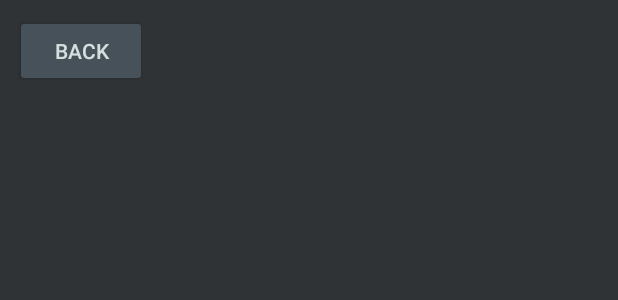
After one commit to OpriaIonut/JapoTime, an Android app: the layout card_browser.xml on its own in the app's theme, with its tools: preview values and no code run, on a phone screen of 412 x 824 dp. The commit adds this screen. Shown: the top 300 px of the screen. Run offline under Robolectric (Android 15) with nearby library versions, the phone set to English and light mode, and no system bars.

Commit message:
A couple of bug fixes & (incomplete) card browser

```diff
--- a/app/src/main/java/com/example/japotimeapp/MainActivity.java
+++ b/app/src/main/java/com/example/japotimeapp/MainActivity.java
@@ -36,6 +36,8 @@ public class MainActivity extends AppCompatActivity {
     public DailyReview dailyReview = null;
     public DataSaver dataSaver = null;
     public String currentDate;
+
+    public Boolean isStudyPageActive = false;
 
     @RequiresApi(api = Build.VERSION_CODES.O)
     @Override
--- a/app/src/main/java/com/example/japotimeapp/fragments/MainPageFragment.java
+++ b/app/src/main/java/com/example/japotimeapp/fragments/MainPageFragment.java
@@ -71,6 +71,7 @@ public class MainPageFragment extends Fragment
                     builder.setPositiveButton("Yes", new DialogInterface.OnClickListener() {
                         @RequiresApi(api = Build.VERSION_CODES.O)
                         public void onClick(DialogInterface dialog, int id) {
+                            mainActivity.isStudyPageActive = true;
                             mainActivity.dailyReview.GenerateDayReview();
                             getActivity().getSupportFragmentManager().beginTransaction().replace(R.id.fragmentContainer, new StudyPageFragment(mainActivity)).commit();
                             dialog.dismiss();
@@ -86,6 +87,7 @@ public class MainPageFragment extends Fragment
                 }
                 else
                 {
+                    mainActivity.isStudyPageActive = true;
                     getActivity().getSupportFragmentManager().beginTransaction().replace(R.id.fragmentContainer, new StudyPageFragment(mainActivity)).commit();
                 }
             }
--- a/app/src/main/java/com/example/japotimeapp/utils/KanjiCard.java
+++ b/app/src/main/java/com/example/japotimeapp/utils/KanjiCard.java
@@ -11,7 +11,7 @@ public class KanjiCard
     public String reading;
     public List<String> meanings;
 
-    public Date lastReviewDate;
+    public String lastReviewDate;
     public int nextReviewDays;
     public int masterScore;
 
--- /dev/null
+++ b/app/src/main/res/layout/card_browser.xml
@@ -0,0 +1,44 @@
+<?xml version="1.0" encoding="utf-8"?>
+<androidx.constraintlayout.widget.ConstraintLayout xmlns:android="http://schemas.android.com/apk/res/android"
+    xmlns:app="http://schemas.android.com/apk/res-auto"
+    xmlns:tools="http://schemas.android.com/tools"
+    android:layout_width="match_parent"
+    android:layout_height="match_parent"
+    android:background="@color/grayBlueish">
+
+    <androidx.constraintlayout.widget.ConstraintLayout
+        android:id="@+id/constraintLayout2"
+        android:layout_width="0dp"
+        android:layout_height="60dp"
+        app:layout_constraintEnd_toEndOf="parent"
+        app:layout_constraintStart_toStartOf="parent"
+        app:layout_constraintTop_toTopOf="parent">
+
+        <Button
+            android:id="@+id/cardBrowserBackBtn"
+            android:layout_width="wrap_content"
+            android:layout_height="wrap_content"
+            android:layout_marginStart="10dp"
+            android:layout_marginTop="10dp"
+            android:backgroundTint="@color/normalBtn"
+            android:text="BACK"
+            android:textColor="@color/normalText"
+            app:layout_constraintStart_toStartOf="parent"
+            app:layout_constraintTop_toTopOf="parent" />
+    </androidx.constraintlayout.widget.ConstraintLayout>
+
+    <ScrollView
+        android:id="@+id/cardBrowserScrollView"
+        android:layout_width="0dp"
+        android:layout_height="0dp"
+        android:layout_marginStart="1dp"
+        android:layout_marginTop="1dp"
+        android:layout_marginEnd="1dp"
+        android:layout_marginBottom="1dp"
+        app:layout_constraintBottom_toBottomOf="parent"
+        app:layout_constraintEnd_toEndOf="parent"
+        app:layout_constraintStart_toStartOf="parent"
+        app:layout_constraintTop_toBottomOf="@+id/constraintLayout2"
+        tools:ignore="SpeakableTextPresentCheck" />
+
+</androidx.constraintlayout.widget.ConstraintLayout>
```
Also changed, not shown: app/src/main/java/com/example/japotimeapp/fragments/CardBrowserFragment.java (added, +97 -0 lines), app/src/main/java/com/example/japotimeapp/fragments/SettingsPageFragment.java (+8 -0 lines), app/src/main/java/com/example/japotimeapp/fragments/StudyPageFragment.java (+73 -23 lines), app/src/main/java/com/example/japotimeapp/utils/DailyReview.java (+16 -6 lines).
